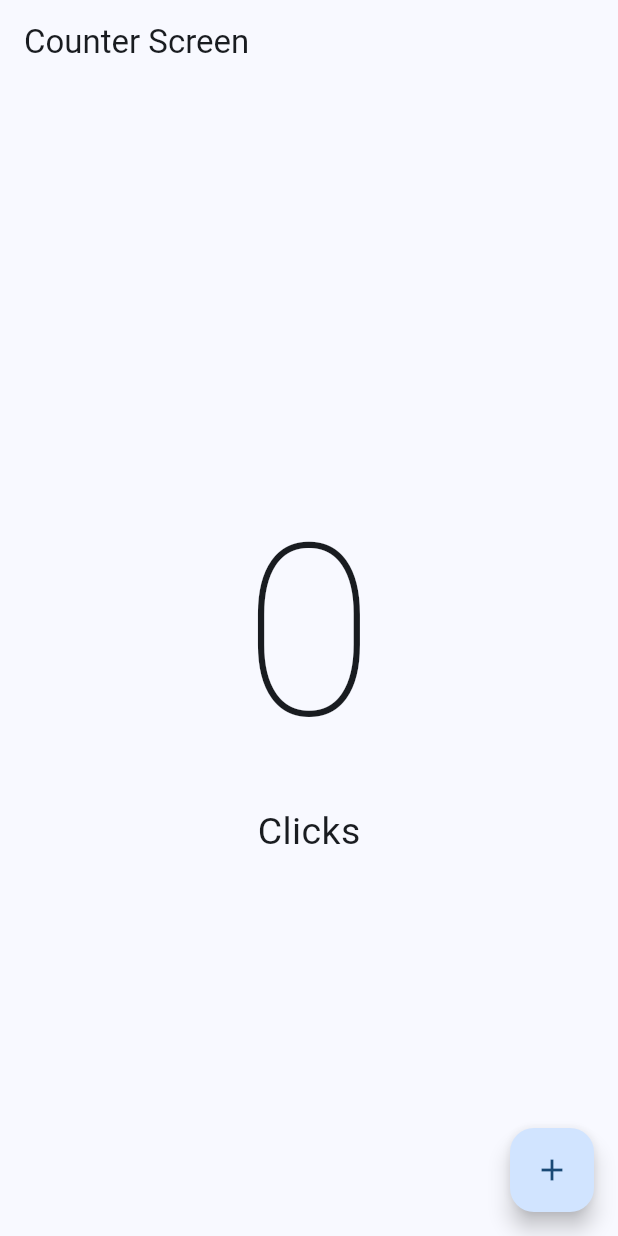
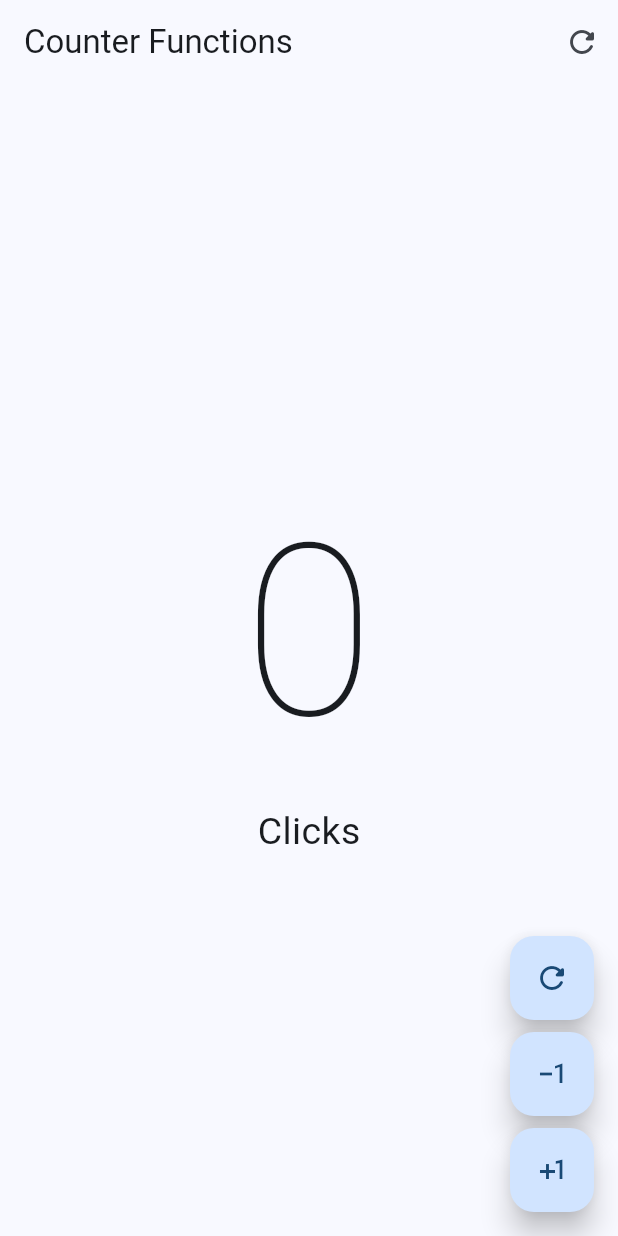
Before and after one commit to NIMP3/flutter_test_app, a Flutter app: the screen it shows after launch, on a phone screen of 412 x 824 dp. Run offline on Flutter 3.47's test engine with Material 3 defaults, Android fonts, the phone set to English and light mode, and no system bars.

Commit message:
[BUILD] (UI): Implemented [AppBar (Actions) - Custom Widgets - VoidCallback]

```diff
--- a/lib/main.dart
+++ b/lib/main.dart
@@ -1,5 +1,5 @@
 import 'package:flutter/material.dart';
-import 'package:flutter_test_app/presentation/screens/counter/counter_screen.dart';
+import 'package:flutter_test_app/presentation/screens/counter/counter_functions_screen.dart';
 
 void main() {
   runApp(const MyApp());
@@ -15,6 +15,6 @@ class MyApp extends StatelessWidget {
         debugShowCheckedModeBanner: false,
         theme: ThemeData(colorSchemeSeed: Colors.blue),
         title: 'Flutter Demo',
-        home: const CounterScreen());
+        home: const CounterFunctionsScreen());
   }
 }
--- /dev/null
+++ b/lib/presentation/screens/counter/counter_functions_screen.dart
@@ -0,0 +1,95 @@
+import 'package:flutter/material.dart';
+
+class CounterFunctionsScreen extends StatefulWidget {
+  const CounterFunctionsScreen({super.key});
+
+  @override
+  State<CounterFunctionsScreen> createState() => _CounterFunctionsScreenState();
+}
+
+class _CounterFunctionsScreenState extends State<CounterFunctionsScreen> {
+  int clickCounter = 0;
+
+  @override
+  Widget build(BuildContext context) {
+    return Scaffold(
+      appBar: AppBar(
+        title: const Text('Counter Functions'),
+        actions: [
+          IconButton(
+            onPressed: () {
+              setState(() {
+                clickCounter = 0;
+              });
+            },
+            icon: const Icon(Icons.refresh_rounded),
+          )
+        ],
+      ),
+      body: Center(
+          child: Column(
+        mainAxisAlignment: MainAxisAlignment.center,
+        children: [
+          Text('$clickCounter',
+              style:
+                  const TextStyle(fontSize: 160, fontWeight: FontWeight.w100)),
+          Text('Click${clickCounter != 1 ? 's' : ''}',
+              style: const TextStyle(fontSize: 25))
+        ],
+      )),
+      floatingActionButton: Column(
+        mainAxisAlignment: MainAxisAlignment.end,
+        children: [
+          CustomFloatingButton(
+            icon: Icons.refresh_rounded,
+            onPressed: () {
+              setState(() {
+                clickCounter = 0;
+              });
+            },
+          ),
+          const SizedBox(height: 8),
+          CustomFloatingButton(
+            icon: Icons.exposure_minus_1,
+            onPressed: () {
+              setState(() {
+                if (clickCounter == 0) return;
+                clickCounter--;
+              });
+            },
+          ),
+          const SizedBox(height: 8),
+          CustomFloatingButton(
+            icon: Icons.plus_one_outlined,
+            onPressed: () {
+              setState(() {
+                clickCounter++;
+              });
+            },
+          ),
+        ],
+      ),
+    );
+  }
+}
+
+class CustomFloatingButton extends StatelessWidget {
+  final IconData icon;
+  final VoidCallback? onPressed;
+
+  const CustomFloatingButton({
+    super.key,
+    required this.icon,
+    this.onPressed,
+  });
+
+  @override
+  Widget build(BuildContext context) {
+    return FloatingActionButton(
+      onPressed: onPressed,
+      enableFeedback: true,
+      elevation: 8,
+      child: Icon(icon),
+    );
+  }
+}
--- a/lib/presentation/screens/counter/counter_screen.dart
+++ b/lib/presentation/screens/counter/counter_screen.dart
@@ -23,7 +23,8 @@ class _CounterScreenState extends State<CounterScreen> {
           Text('$clickCounter',
               style:
                   const TextStyle(fontSize: 160, fontWeight: FontWeight.w100)),
-          const Text('Clicks', style: TextStyle(fontSize: 25))
+          Text('Click${clickCounter != 1 ? 's' : ''}',
+              style: const TextStyle(fontSize: 25))
         ],
       )),
       floatingActionButton: FloatingActionButton(
```
